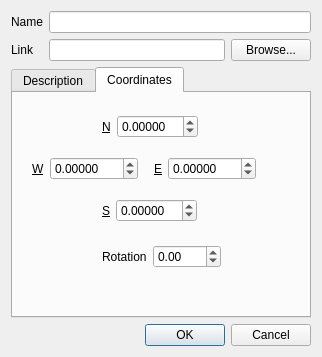
First picture: the form in src/plugins/render/annotate/EditGroundOverlayDialog.ui, repository calincru/marble, before the edit.
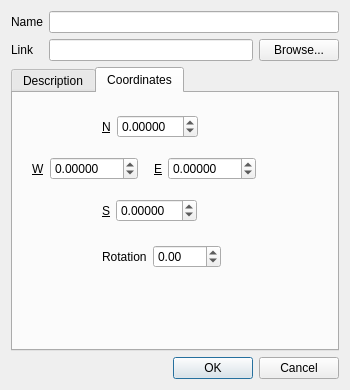
Second picture: the form after the edit.

Commit message: Now each dialog has the same window size - increases consistency

```diff
--- a/src/plugins/render/annotate/EditGroundOverlayDialog.ui
+++ b/src/plugins/render/annotate/EditGroundOverlayDialog.ui
@@ -6,8 +6,8 @@
    <rect>
     <x>0</x>
     <y>0</y>
-    <width>309</width>
-    <height>357</height>
+    <width>350</width>
+    <height>390</height>
    </rect>
   </property>
   <property name="windowTitle">
```
The commit also changes 4 other files.
